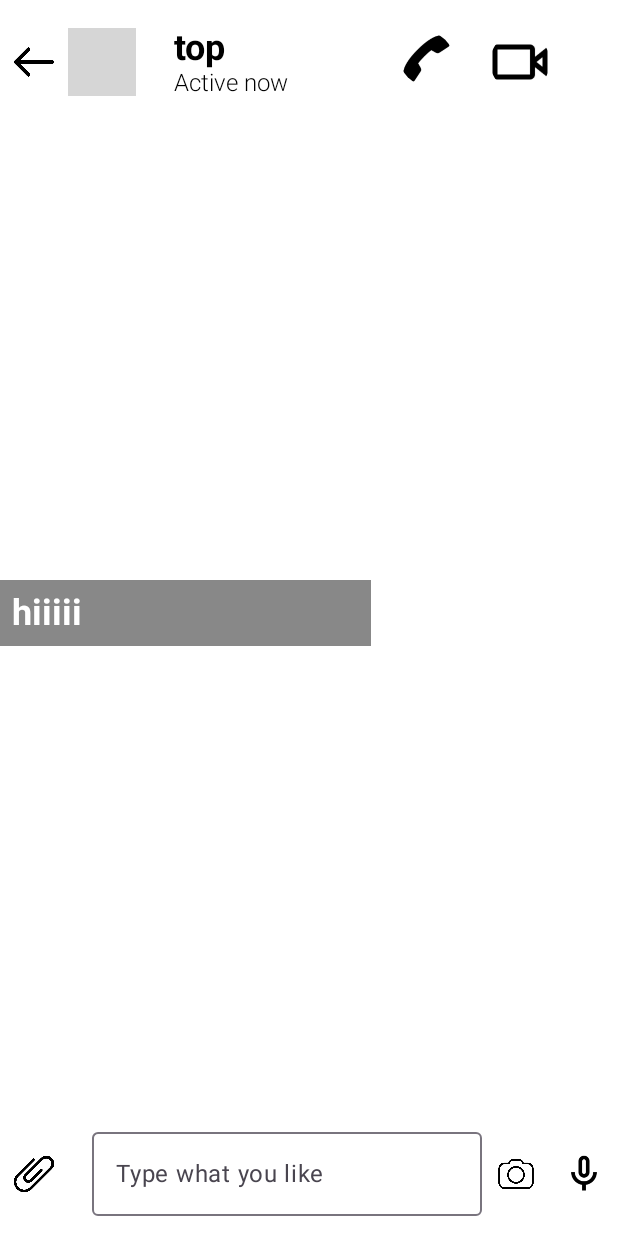
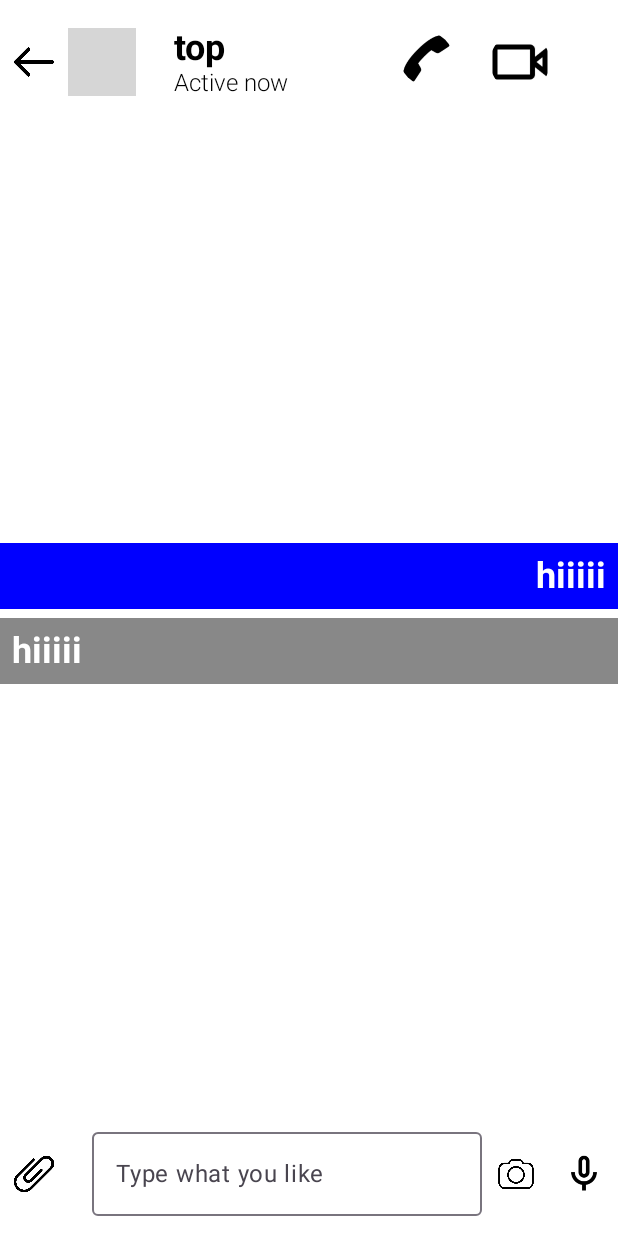
Before and after one commit to NgKhacDuy/android_nang_cao, an Android app built with Jetpack Compose: the @Preview function MessageScreen, on a phone screen of 412 x 824 dp. Run offline under Robolectric (Android 15) with nearby library versions, the phone set to English and light mode, and no system bars; grey boxes are pictures that could not be loaded.

Commit message:
done UI Message

```diff
--- a/app/src/main/java/com/example/android_advance/ui/Message/MessageScreen.kt
+++ b/app/src/main/java/com/example/android_advance/ui/Message/MessageScreen.kt
@@ -138,7 +138,12 @@ fun MessageScreen() {
                 verticalAlignment = Alignment.CenterVertically,
                 horizontalArrangement = Arrangement.Center
             ) {
-                MessageRow(message = "hiiiii", isSentByMe =false)
+                Column {
+                    MessageRow(message = "hiiiii", isSentByMe = true)
+                    MessageRow(message = "hiiiii", isSentByMe = false)
+                }
+
+
 //                Text(
 //                    text = "center",
 //                    color = Color.Black,
@@ -206,39 +211,22 @@ fun MessageScreen() {
 
 @Composable
 fun MessageRow(message: String, isSentByMe: Boolean) {
-    val widthPercentage = 0.6f // Adjust the percentage as needed
+    val widthPercentage = 1f // Adjust the percentage as needed
+    val alignment = if (isSentByMe) Alignment.CenterEnd else Alignment.CenterStart
+
     Box(
         modifier = Modifier
             .fillMaxWidth()
             .height(50.dp)
 //            .padding(8.dp)
     ) {
-        if (isSentByMe) {
-            // If the message is sent by me, display on the right
+        // Use alignment variable to determine the alignment of the inner Box
         Box(
             modifier = Modifier
                 .fillMaxWidth(widthPercentage)
-                    .background(Color.Blue) // Replace with your desired background color
+                .background(if (isSentByMe) Color.Blue else Color.Gray) // Use different background colors based on isSentByMe
                 .padding(8.dp),
-                contentAlignment = Alignment.CenterEnd
-            ) {
-                Text(
-                    text = message,
-                    color = Color.White,
-                    fontSize = 24.sp,
-                    fontWeight = FontWeight.Bold,
-                    modifier = Modifier
-//                        .padding(16.dp)
-                )
-            }
-        } else {
-            // If the message is received, display on the left
-            Box(
-                modifier = Modifier
-                    .fillMaxWidth(widthPercentage)
-                    .background(Color.Gray) // Replace with your desired background color
-                    .padding(8.dp),
-                contentAlignment = Alignment.CenterStart
+            contentAlignment = alignment
         ) {
             Text(
                 text = message,
@@ -251,7 +239,6 @@ fun MessageRow(message: String, isSentByMe: Boolean) {
         }
     }
 }
-}
 
 //@OptIn(ExperimentalComposeUiApi::class)
 //@Preview
```
Lines whose indentation alone changed are shown as unchanged.
